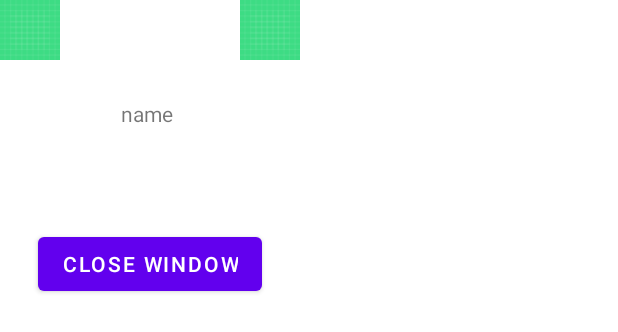
After one commit to AlicanKeklik/Pokemon, an Android app: the layout overlay_screen.xml on its own in the app's theme, with its tools: preview values and no code run, on a phone screen of 412 x 824 dp. The commit adds this screen. Shown: the top 332 px of the screen. Run offline under Robolectric (Android 15) with nearby library versions, the phone set to English and light mode, and no system bars; network calls fail.

Commit message:
description[ added overlay ]

```diff
--- /dev/null
+++ b/app/src/main/res/layout/overlay_screen.xml
@@ -0,0 +1,40 @@
+<?xml version="1.0" encoding="utf-8"?>
+<LinearLayout xmlns:android="http://schemas.android.com/apk/res/android"
+    android:layout_width="200dp"
+    android:layout_height="200dp"
+    android:orientation="vertical"
+    >
+    <RelativeLayout
+        android:layout_width="match_parent"
+        android:layout_height="wrap_content"
+        android:layout_weight="1"
+       >
+ <ImageView
+     android:layout_width="40dp"
+     android:layout_height="40dp"
+     android:id="@+id/viewFront"
+     android:src="@drawable/ic_launcher_background"></ImageView>
+
+        <ImageView
+            android:layout_alignParentRight="true"
+            android:id="@+id/viewBack"
+            android:layout_width="40dp"
+            android:layout_height="40dp"
+            android:layout_gravity="right"
+            android:src="@drawable/ic_launcher_background" />
+  <TextView
+      android:layout_width="wrap_content"
+      android:layout_height="wrap_content"
+      android:id="@+id/overlayname"
+      android:text="name "
+      android:layout_centerInParent="true"></TextView>
+
+    </RelativeLayout>
+  <Button
+      android:layout_width="wrap_content"
+      android:layout_height="wrap_content"
+      android:text="close window"
+      android:id="@+id/closeoverlay"
+      android:layout_gravity="center"
+      ></Button>
+</LinearLayout>
```
Also changed, not shown: app/src/main/java/com/alicankeklik/pokemon/view/ListScreenFragment.kt (+39 -5 lines).
